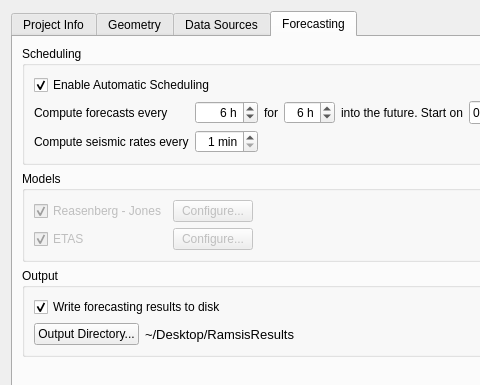
Above: ramsis/ramsis/ui/views/projectsettingswindow.ui from swiss-seismological-service/hermes before the change; both pictures show x 0 to 480 and y 0 to 385 of the 766 by 548 pixel window. Below: the same form after it.
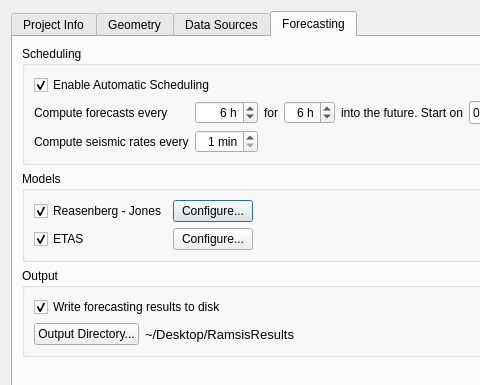
That is the form after the change. The open tabs and pages were chosen to show the change.

Commit message: Add model configuration window

```diff
--- a/ramsis/ramsis/ui/views/projectsettingswindow.ui
+++ b/ramsis/ramsis/ui/views/projectsettingswindow.ui
@@ -579,7 +579,7 @@
           <item row="0" column="0">
            <widget class="QCheckBox" name="enableRjCheckBox">
             <property name="enabled">
-             <bool>false</bool>
+             <bool>true</bool>
             </property>
             <property name="text">
              <string>Reasenberg - Jones</string>
@@ -592,7 +592,7 @@
           <item row="0" column="1">
            <widget class="QPushButton" name="rjConfigButton">
             <property name="enabled">
-             <bool>false</bool>
+             <bool>true</bool>
             </property>
             <property name="text">
              <string>Configure...</string>
@@ -602,7 +602,7 @@
           <item row="1" column="0">
            <widget class="QCheckBox" name="enableEtasCheckBox">
             <property name="enabled">
-             <bool>false</bool>
+             <bool>true</bool>
             </property>
             <property name="text">
              <string>ETAS</string>
@@ -615,7 +615,7 @@
           <item row="1" column="1">
            <widget class="QPushButton" name="etasConfigButton">
             <property name="enabled">
-             <bool>false</bool>
+             <bool>true</bool>
             </property>
             <property name="text">
              <string>Configure...</string>
```
The commit also changes 3 other files.
